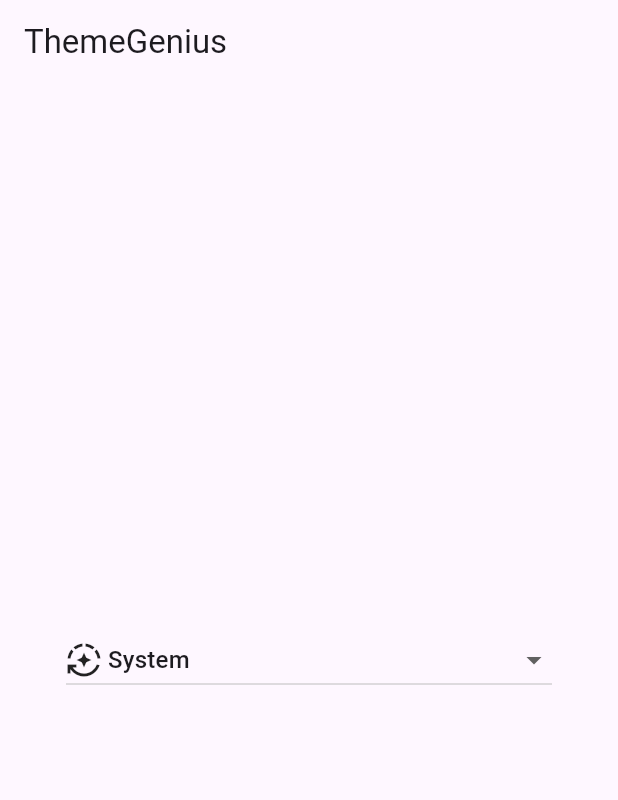
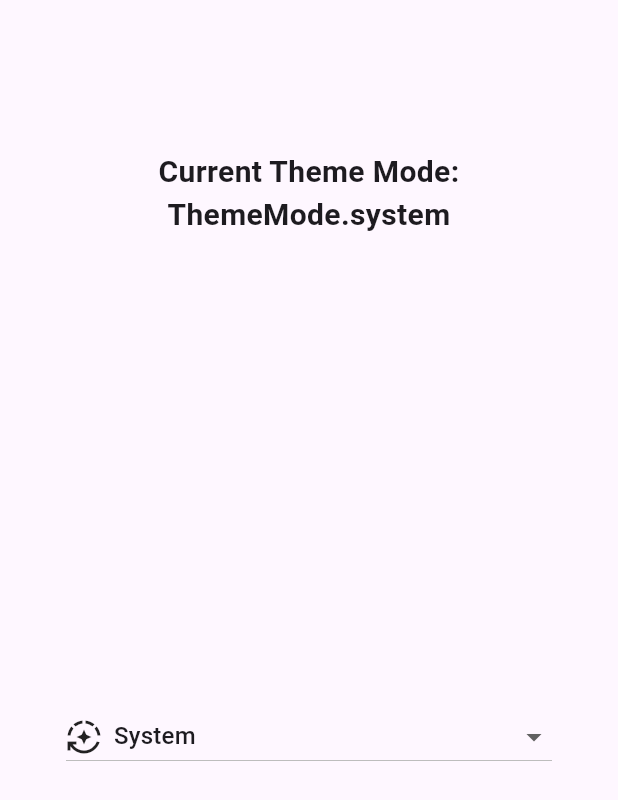
Before and after one commit to tizianotedeschi/theme-genius, a Flutter app: the screen it shows after launch, on a phone screen of 412 x 824 dp. Shown: the top 800 px of the screen. Run offline on Flutter 3.47's test engine with Material 2 defaults, Android fonts, the phone set to English and light mode, and no system bars; our stand-ins replace shared_preferences.

Commit message:
refactor: :art: example app
changed home_page in example app

```diff
--- a/example/lib/app/view/home_page.dart
+++ b/example/lib/app/view/home_page.dart
@@ -1,7 +1,8 @@
 import 'package:flutter/material.dart';
 import 'package:theme_genius/theme_genius.dart';
 
-const list = <String>['System', 'Light', 'Dark'];
+const list = ['System', 'Light', 'Dark'];
+const iconList = [Icons.auto_mode, Icons.light_mode, Icons.dark_mode];
 
 class HomePage extends StatefulWidget {
   const HomePage({super.key});
@@ -12,6 +13,7 @@ class HomePage extends StatefulWidget {
 
 class _HomePageState extends State<HomePage> {
   String? dropdownValue;
+  String? themeModeText;
 
   @override
   void initState() {
@@ -30,20 +32,32 @@ class _HomePageState extends State<HomePage> {
 
     setState(() {
       dropdownValue = value;
+      themeModeText = themeMode.toString();
     });
   }
 
   @override
   Widget build(BuildContext context) {
     return Scaffold(
-      appBar: AppBar(
-        title: const Text('ThemeGenius'),
-      ),
-      body: Center(
-        child: Padding(
+      body: Padding(
         padding: const EdgeInsets.symmetric(
           horizontal: 32,
         ),
+        child: Column(
+          children: [
+            const SizedBox(
+              height: 100,
+            ),
+            Text(
+              'Current Theme Mode: $themeModeText',
+              textAlign: TextAlign.center,
+              style: const TextStyle(
+                fontSize: 20,
+                fontWeight: FontWeight.bold,
+              ),
+            ),
+            Expanded(
+              child: Center(
                 child: DropdownButton<String>(
                   isExpanded: true,
                   value: dropdownValue,
@@ -58,64 +72,37 @@ class _HomePageState extends State<HomePage> {
 
                     setState(() {
                       dropdownValue = value;
+                      themeModeText = themeMode.toString();
                     });
                   },
                   padding: const EdgeInsets.symmetric(
                     horizontal: 12,
                   ),
-            items: [
-              DropdownMenuItem(
-                value: list[0],
+                  items: List.generate(
+                    list.length,
+                    (index) => DropdownMenuItem(
+                      value: list[index],
                       child: Row(
                         children: [
-                    const Icon(
-                      Icons.auto_mode,
+                          Icon(
+                            iconList[index],
                           ),
                           const SizedBox(
-                      width: 4,
+                            width: 8,
                           ),
                           Text(
-                      list[0],
+                            list[index],
                           ),
                         ],
                       ),
                     ),
-              DropdownMenuItem(
-                value: list[1],
-                child: Row(
-                  children: [
-                    const Icon(
-                      Icons.light_mode,
-                    ),
-                    const SizedBox(
-                      width: 4,
-                    ),
-                    Text(
-                      list[1],
-                    ),
-                  ],
                   ),
                 ),
-              DropdownMenuItem(
-                value: list[2],
-                child: Row(
-                  children: [
-                    const Icon(
-                      Icons.dark_mode,
-                    ),
-                    const SizedBox(
-                      width: 4,
-                    ),
-                    Text(
-                      list[2],
-                    ),
-                  ],
               ),
             ),
           ],
         ),
       ),
-      ),
     );
   }
 }
--- a/lib/src/theme_genius.dart
+++ b/lib/src/theme_genius.dart
@@ -49,21 +49,6 @@ class ThemeGenius extends InheritedWidget {
     return result != null ? _parseThemeMode(result) : null;
   }
 
-  /// Returns `true` if the current brightness is light, `false` otherwise.
-  static bool isBrightnessLight(BuildContext context) {
-    final theme = ThemeGenius.of(context)?.themeMode ?? ThemeMode.system;
-
-    if (theme == ThemeMode.system) {
-      if (MediaQuery.of(context).platformBrightness == Brightness.light) {
-        return true;
-      } else {
-        return false;
-      }
-    }
-
-    return theme == ThemeMode.light;
-  }
-
   static ThemeMode? _parseThemeMode(String value) {
     return switch (value) {
       'ThemeMode.system' => ThemeMode.system,
```
Lines whose indentation alone changed are shown as unchanged.
